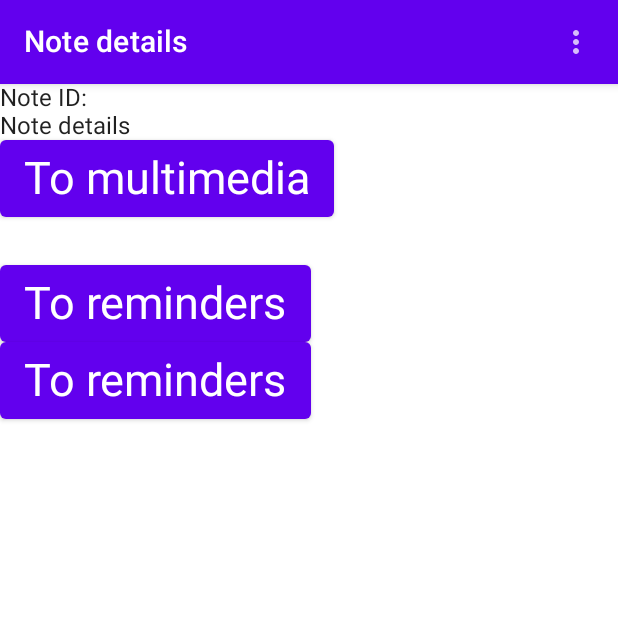
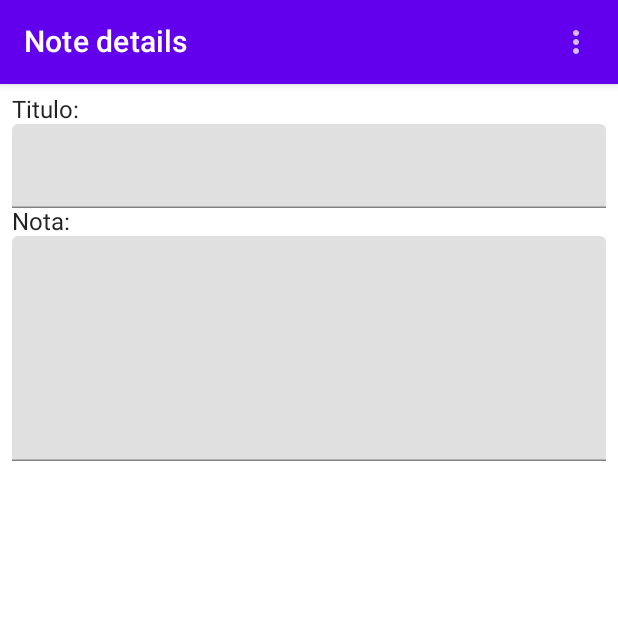
Before and after one commit to DT3264/ProyectoFinalAndroid, an Android app built with Jetpack Compose: the composable NoteDetails called with empty values, on a phone screen of 412 x 824 dp, the top half of it. Run offline under Robolectric (Android 15) with nearby library versions, the phone set to English and light mode, and no system bars; our stand-ins replace Room's generated code.

Commit message:
InsertarNota

```diff
--- a/app/src/main/java/com/dcerna/proyectofinal/data/DAONotas.kt
+++ b/app/src/main/java/com/dcerna/proyectofinal/data/DAONotas.kt
@@ -35,6 +35,9 @@ interface DAONotas {
     @Query("SELECT * FROM notas")
     fun getLiveNotas(): LiveData<List<Nota>>
 
+    @Query("SELECT * FROM notas WHERE idNota = :id")
+    fun getNota(id:String): Nota
+
     @Query("SELECT * FROM notas")
     fun getNotas(): List<Nota>
 
--- a/app/src/main/java/com/dcerna/proyectofinal/data/Nota.kt
+++ b/app/src/main/java/com/dcerna/proyectofinal/data/Nota.kt
@@ -7,7 +7,7 @@ import androidx.room.PrimaryKey
 data class Nota(
     @PrimaryKey(autoGenerate = true)
     var idNota: Long = 0L,
-    val titulo: String = "",
+    var titulo: String = "",
     var descripcion: String = "",
     var nota: String = "",
     var fechaCreacion: Long,
--- a/app/src/main/java/com/dcerna/proyectofinal/ui/screens/NoteDetailsScreen.kt
+++ b/app/src/main/java/com/dcerna/proyectofinal/ui/screens/NoteDetailsScreen.kt
@@ -1,5 +1,6 @@
 package com.dcerna.proyectofinal.ui.screens
 
+import android.content.Context
 import androidx.compose.foundation.clickable
 import androidx.compose.foundation.layout.*
 import androidx.compose.foundation.lazy.LazyColumn
@@ -13,6 +14,7 @@ import androidx.compose.material.icons.Icons
 import androidx.compose.material.icons.filled.ArrowBack
 import androidx.compose.material.icons.filled.MoreVert
 import androidx.compose.runtime.Composable
+import androidx.compose.runtime.MutableState
 import androidx.compose.runtime.mutableStateOf
 import androidx.compose.runtime.remember
 import androidx.compose.ui.Modifier
@@ -37,8 +39,13 @@ fun NoteDetailsScreen(navController: NavController, noteID: String){
 
 @Composable
 fun NoteDetails(noteID: String, navController: NavController) {
+    val context = LocalContext.current
     val showMenu = remember { mutableStateOf(false) }
     val dialogAgregar = remember { mutableStateOf(false) }
+    val db = NotasBD.getInstance(context)
+    if (dialogAgregar.value) {
+        MuestraDialogEliminar(dialogAgregar, navController, noteID)
+    }
     Scaffold(
         topBar = {
             TopAppBar(
@@ -59,10 +66,15 @@ fun NoteDetails(noteID: String, navController: NavController) {
                         }) {
                             Text("Multimedia")
                         }
+                        val nota = db.DAONotas().getNota(noteID)
+                        if(nota!=null){
+                            if(nota.esTarea) {
                                 DropdownMenuItem(onClick = {
                                     navController.navigate(route = "recordatorios/$noteID")
                                 }) {
                                     Text("Recordatorios")
+                                }
+                            }
                         }
                         DropdownMenuItem(onClick = { dialogAgregar.value = true }) {
                             Text("Borrar")
@@ -70,32 +82,131 @@ fun NoteDetails(noteID: String, navController: NavController) {
                     }
                 })
         }
+    )
+    {
+        Column(
+            Modifier.padding(8.dp)
         ){
-        Column{
-            Text(text = "${stringResource(R.string.ID_NOTE)}: $noteID")
-            Text(stringResource(R.string.NOTE_DETAILS))
-            Button(
-                onClick = {
-                    navController.navigate(route = "multimedia/$noteID")
+            Text(text = "Titulo: ")
+            val nota = db.DAONotas().getNota(noteID)
+            var titulo = ""
+            var textNote = ""
+            if(nota!=null){
+                titulo = nota.titulo
+                textNote = nota.nota
+
             }
-            ) {
-                Text(stringResource(R.string.TO_MULTIMEDIA), style = TextStyle(fontSize = 30.sp))
+            val textStateTitle = remember{ mutableStateOf(titulo)}
+            TextField(
+                modifier = Modifier.fillMaxWidth(),
+                value = textStateTitle.value,
+                onValueChange = {textStateTitle.value = it}
+            )
+            Text(text = "Nota: ")
+            val textStateNota = remember{ mutableStateOf(textNote)}
+            TextField(
+                modifier = Modifier.fillMaxWidth().height(150.dp),
+                value = textStateNota.value,
+                onValueChange = {textStateNota.value = it}
+            )
+            if(nota!=null) {
+                nota.titulo = textStateTitle.value
+                nota.nota = textStateNota.value
+                db.DAONotas().update(nota)
             }
-            Spacer(modifier = Modifier.padding(all = 16.dp))
-            Button(
-                onClick = {
-                    navController.navigate(route = "recordatorios/$noteID")
+
+            //if(nota.esTarea) {
+            /*
+            TextButton(
+                modifier = Modifier.fillMaxWidth(),
+                onClick = { datePickerDialog.show() })
+            {
+                Text("Hora: \nHola a todso")
             }
-            ) {
-                Text(stringResource(R.string.TO_REMINDER), style = TextStyle(fontSize = 30.sp))
-            }
-            Button(
-                onClick = {
-                    navController.navigate(route = "recordatorios/$noteID")
-                }
-            ) {
-                Text(stringResource(R.string.TO_REMINDER), style = TextStyle(fontSize = 30.sp))
+            //}
+            if(nota!=null) {
+                nota.titulo = textStateTitle.value
+                nota.descripcion = textStateDes.value
+                nota.nota = textStateNota.value
+                db.DAONotas().update(nota)
+            }*/
+//            Text(text = "${stringResource(R.string.ID_NOTE)}: $noteID")
+//            Text(stringResource(R.string.NOTE_DETAILS))
+//            Button(
+//                onClick = {
+//                    navController.navigate(route = "multimedia/$noteID")
+//                }
+//            ) {
+//                Text(stringResource(R.string.TO_MULTIMEDIA), style = TextStyle(fontSize = 30.sp))
+//            }
+//            Spacer(modifier = Modifier.padding(all = 16.dp))
+//            Button(
+//                onClick = {
+//                    navController.navigate(route = "recordatorios/$noteID")
+//                }
+//            ) {
+//                Text(stringResource(R.string.TO_REMINDER), style = TextStyle(fontSize = 30.sp))
+//            }
+//            Button(
+//                onClick = {
+//                    navController.navigate(route = "recordatorios/$noteID")
+//                }
+//            ) {
+//                Text(stringResource(R.string.TO_REMINDER), style = TextStyle(fontSize = 30.sp))
+//            }
         }
     }
 }
+
+fun eliminarNota(context: Context, noteID: String, navController: NavController) {
+    val db = NotasBD.getInstance(context)
+    val nota = db.DAONotas().getNota(noteID)
+    //val multi = db.DAONotas().getMultimediasPorIDNota(noteID)
+
+    db.DAONotas().delete(nota)
+    //db.DAONotas().delete()
+    navController.navigate(route = "lista")
 }
+
+@Composable
+fun MuestraDialogEliminar(dialogState: MutableState<Boolean>, navController: NavController, noteid: String) {
+    val context = LocalContext.current
+    AlertDialog(
+        onDismissRequest = {
+            dialogState.value = false
+        },
+        title = {
+            Text(text = "Eliminar")
+        },
+        text = {
+            Column {
+                Text("¿Desea eliminar la nota?")
+            }
+        },
+        buttons = {
+            Column(
+                modifier = Modifier.padding(all = 8.dp),
+                verticalArrangement = Arrangement.Center
+            ) {
+                Button(
+                    modifier = Modifier.fillMaxWidth(),
+                    onClick = {
+                        eliminarNota(context, noteid, navController )
+                        dialogState.value = false
+                    }
+                ) {
+                    Text("Sí")
+                }
+                Spacer(modifier = Modifier.size(16.dp))
+                Button(
+                    modifier = Modifier.fillMaxWidth(),
+                    onClick = {
+                        dialogState.value = false
+                    }
+                ) {
+                    Text("No")
+                }
+            }
+        }
+    )
+}
```
Lines whose indentation alone changed are shown as unchanged.
